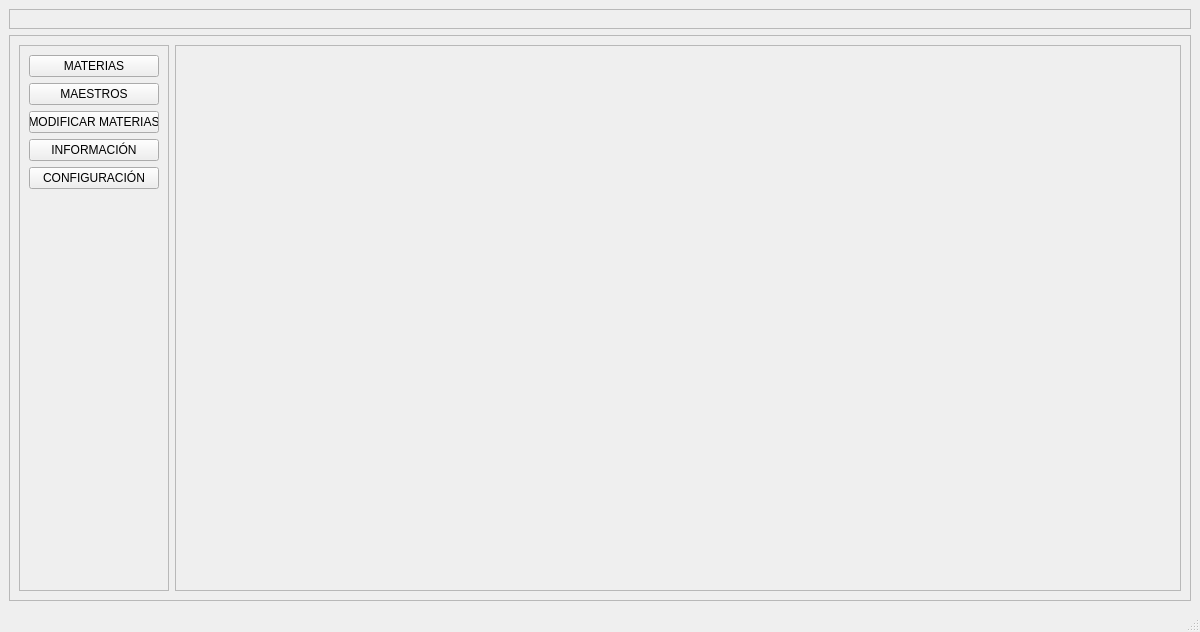
Above: src/ui_files/main.ui from CornelioEmbedded/GUI_Horarios before the change. Below: the same form after it.
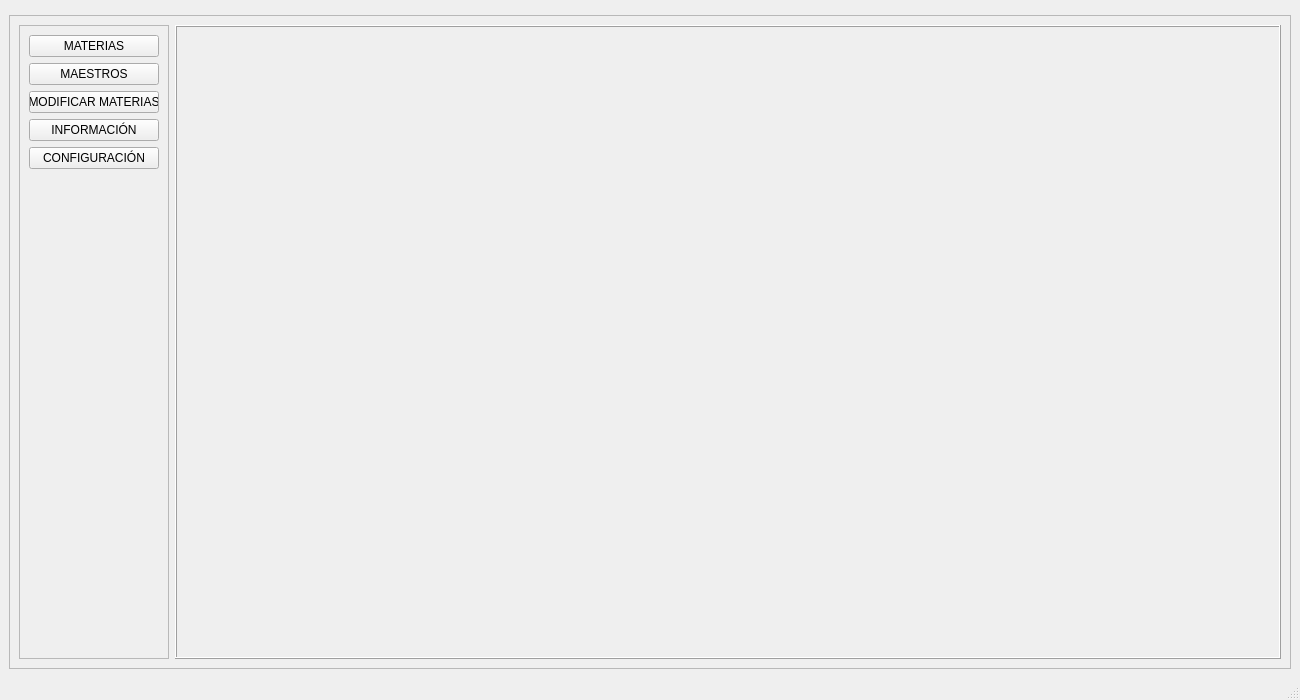
That is the form after the change.

Commit message: connect subjects screen with main screen

Diff of the .ui file:
```diff
--- a/src/ui_files/main.ui
+++ b/src/ui_files/main.ui
@@ -6,8 +6,8 @@
    <rect>
     <x>0</x>
     <y>0</y>
-    <width>1200</width>
-    <height>632</height>
+    <width>1300</width>
+    <height>700</height>
    </rect>
   </property>
   <property name="windowTitle">
@@ -30,23 +30,11 @@
        </size>
       </property>
       <property name="frameShape">
-       <enum>QFrame::StyledPanel</enum>
+       <enum>QFrame::Box</enum>
       </property>
       <property name="frameShadow">
        <enum>QFrame::Raised</enum>
       </property>
-      <layout class="QVBoxLayout" name="verticalLayout_3">
-       <item>
-        <widget class="QFrame" name="frame_5">
-         <property name="frameShape">
-          <enum>QFrame::StyledPanel</enum>
-         </property>
-         <property name="frameShadow">
-          <enum>QFrame::Raised</enum>
-         </property>
-        </widget>
-       </item>
-      </layout>
      </widget>
     </item>
     <item>
@@ -127,7 +115,7 @@
        <item>
         <widget class="QFrame" name="frame_4">
          <property name="frameShape">
-          <enum>QFrame::StyledPanel</enum>
+          <enum>QFrame::Box</enum>
          </property>
          <property name="frameShadow">
           <enum>QFrame::Raised</enum>
```
Left out of the diff: 2 changed lines with no effect on the pictures. The commit also changes 3 other files.
